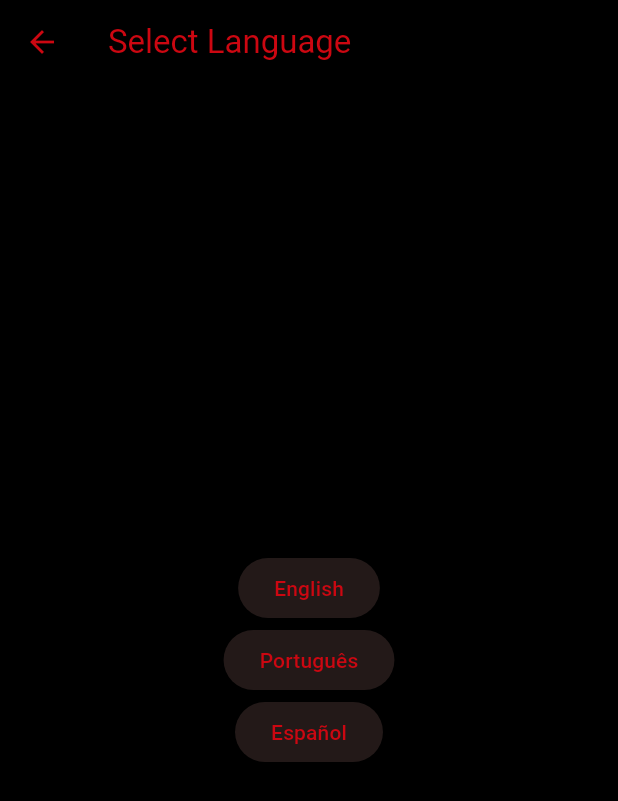
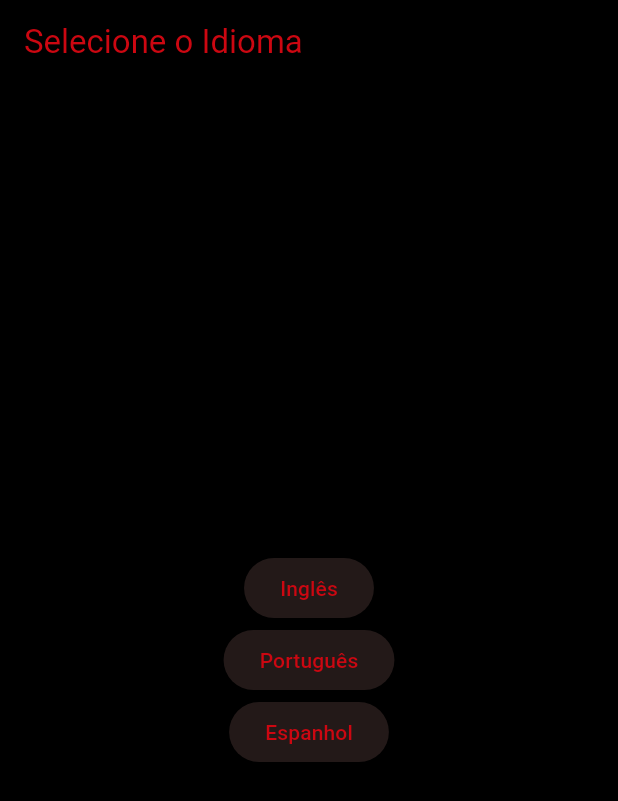
Before and after one commit to jhonnylucius/give_me_a_sip, a Flutter app: the LanguageSelectionScreen screen opened directly, on a phone screen of 412 x 824 dp. Shown: the top 801 px of the screen. Run offline on Flutter 3.47's test engine with Material 3 defaults, Android fonts, the phone set to English and light mode, and no system bars; our stand-ins replace cloud_firestore, dio, firebase_auth, firebase_core, flutter_i18n, flutter_signin_button and 9 more; missing offline and left inert: translator; accounts and stored records are empty; generated files the repository leaves out were written again; statements that could not run were skipped.

Commit message:
refatora tela de seleção de idioma e atualiza traduções para melhor suporte multilíngue

```diff
--- a/appdrinks/lib/screens/language_selection_screen.dart
+++ /dev/null
@@ -1,50 +0,0 @@
-import 'package:flutter/material.dart';
-import 'package:get/get.dart';
-import 'package:shared_preferences/shared_preferences.dart';
-
-class LanguageSelectionScreen extends StatelessWidget {
-  const LanguageSelectionScreen({super.key});
-
-  Future<void> _saveLanguage(String languageCode) async {
-    final prefs = await SharedPreferences.getInstance();
-    await prefs.setString('language', languageCode);
-    Get.updateLocale(Locale(languageCode));
-  }
-
-  @override
-  Widget build(BuildContext context) {
-    return Scaffold(
-      appBar: AppBar(
-        title: Text('Select Language'),
-      ),
-      body: Center(
-        child: Column(
-          mainAxisAlignment: MainAxisAlignment.center,
-          children: [
-            ElevatedButton(
-              onPressed: () async {
-                await _saveLanguage('en');
-                Navigator.pushReplacementNamed(context, '/');
-              },
-              child: Text('English'),
-            ),
-            ElevatedButton(
-              onPressed: () async {
-                await _saveLanguage('pt');
-                Navigator.pushReplacementNamed(context, '/');
-              },
-              child: Text('Português'),
-            ),
-            ElevatedButton(
-              onPressed: () async {
-                await _saveLanguage('es');
-                Navigator.pushReplacementNamed(context, '/');
-              },
-              child: Text('Español'),
-            ),
-          ],
-        ),
-      ),
-    );
-  }
-}
--- /dev/null
+++ b/appdrinks/lib/screens/language_selections_screen.dart
@@ -0,0 +1,50 @@
+import 'package:flutter/material.dart';
+import 'package:flutter_i18n/flutter_i18n.dart';
+import 'package:get/get.dart';
+import 'package:shared_preferences/shared_preferences.dart';
+
+class LanguageSelectionScreen extends StatelessWidget {
+  const LanguageSelectionScreen({super.key});
+
+  Future<void> _saveLanguage(String languageCode) async {
+    final prefs = await SharedPreferences.getInstance();
+    await prefs.setString('language', languageCode);
+    await prefs.setBool('selected_language', true); // Mudança crucial aqui
+    Get.updateLocale(Locale(languageCode));
+    Get.offAllNamed(
+        '/terms'); // Usar offAllNamed para limpar a pilha de navegação
+  }
+
+  @override
+  Widget build(BuildContext context) {
+    return Scaffold(
+      appBar: AppBar(
+        title: Text(
+            FlutterI18n.translate(context, 'language_selection_screen.title')),
+        automaticallyImplyLeading: false, // Impede o botão de voltar
+      ),
+      body: Center(
+        child: Column(
+          mainAxisAlignment: MainAxisAlignment.center,
+          children: [
+            ElevatedButton(
+              onPressed: () => _saveLanguage('en'),
+              child: Text(FlutterI18n.translate(
+                  context, 'language_selection_screen.english')),
+            ),
+            ElevatedButton(
+              onPressed: () => _saveLanguage('pt'),
+              child: Text(FlutterI18n.translate(
+                  context, 'language_selection_screen.portuguese')),
+            ),
+            ElevatedButton(
+              onPressed: () => _saveLanguage('es'),
+              child: Text(FlutterI18n.translate(
+                  context, 'language_selection_screen.spanish')),
+            ),
+          ],
+        ),
+      ),
+    );
+  }
+}
```
Also changed, not shown: appdrinks/lib/screens/home_screen.dart (+3 -4 lines).
